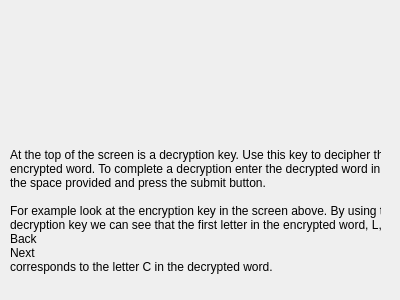
Old version of the form MarketSimulation/instructionscreen5.ui in the repository dwattttt/marketsim.
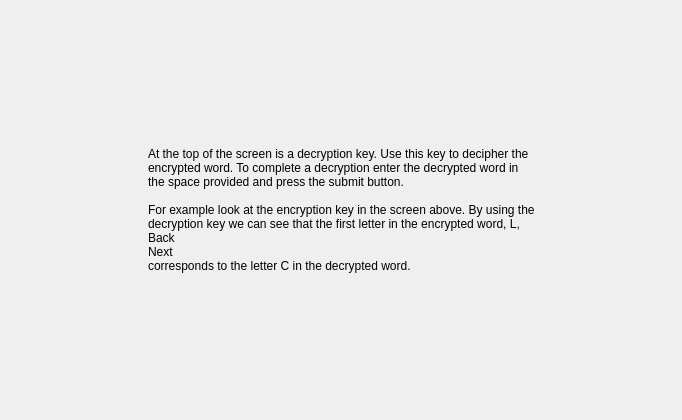
New version of the form.

Commit message: Updated the layouts on the ui screens. Should be a bit nicer.

Diff of the .ui file:
```diff
--- a/MarketSimulation/instructionscreen5.ui
+++ b/MarketSimulation/instructionscreen5.ui
@@ -6,24 +6,46 @@
    <rect>
     <x>0</x>
     <y>0</y>
-    <width>400</width>
-    <height>300</height>
+    <width>682</width>
+    <height>420</height>
    </rect>
   </property>
   <property name="windowTitle">
    <string>Form</string>
   </property>
-  <widget class="QLabel" name="label">
-   <property name="geometry">
-    <rect>
-     <x>10</x>
-     <y>140</y>
-     <width>371</width>
-     <height>141</height>
-    </rect>
-   </property>
-   <property name="text">
-    <string>At the top of the screen is a decryption key. Use this key to decipher the
+  <layout class="QHBoxLayout" name="horizontalLayout">
+   <item>
+    <spacer name="horizontalSpacer">
+     <property name="orientation">
+      <enum>Qt::Horizontal</enum>
+     </property>
+     <property name="sizeHint" stdset="0">
+      <size>
+       <width>94</width>
+       <height>20</height>
+      </size>
+     </property>
+    </spacer>
+   </item>
+   <item>
+    <layout class="QVBoxLayout" name="verticalLayout">
+     <item>
+      <spacer name="verticalSpacer">
+       <property name="orientation">
+        <enum>Qt::Vertical</enum>
+       </property>
+       <property name="sizeHint" stdset="0">
+        <size>
+         <width>20</width>
+         <height>40</height>
+        </size>
+       </property>
+      </spacer>
+     </item>
+     <item>
+      <widget class="QLabel" name="label">
+       <property name="text">
+        <string>At the top of the screen is a decryption key. Use this key to decipher the
 encrypted word. To complete a decryption enter the decrypted word in
 the space provided and press the submit button.
 
@@ -32,8 +54,38 @@
 Back
 Next
 corresponds to the letter C in the decrypted word.</string>
-   </property>
-  </widget>
+       </property>
+      </widget>
+     </item>
+     <item>
+      <spacer name="verticalSpacer_2">
+       <property name="orientation">
+        <enum>Qt::Vertical</enum>
+       </property>
+       <property name="sizeHint" stdset="0">
+        <size>
+         <width>20</width>
+         <height>40</height>
+        </size>
+       </property>
+      </spacer>
+     </item>
+    </layout>
+   </item>
+   <item>
+    <spacer name="horizontalSpacer_2">
+     <property name="orientation">
+      <enum>Qt::Horizontal</enum>
+     </property>
+     <property name="sizeHint" stdset="0">
+      <size>
+       <width>93</width>
+       <height>20</height>
+      </size>
+     </property>
+    </spacer>
+   </item>
+  </layout>
  </widget>
  <resources/>
  <connections/>
```
The commit also changes 14 other files.
